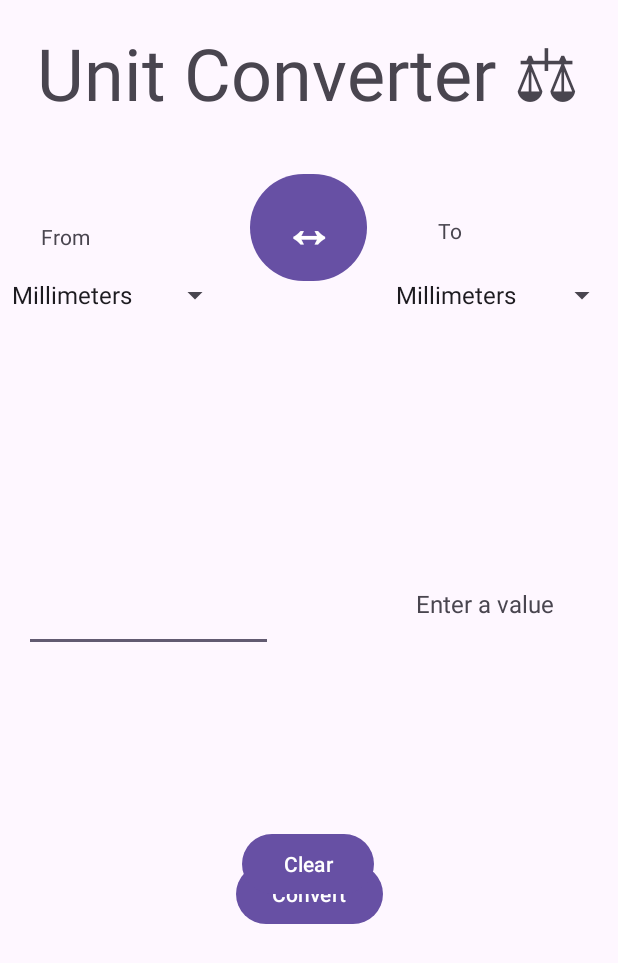
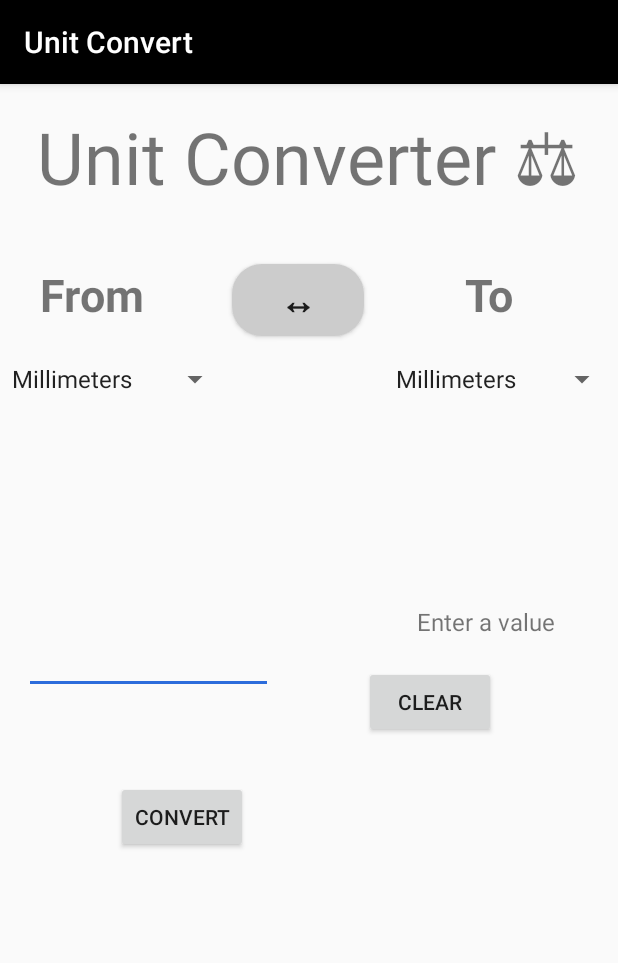
Before and after one commit to olisteveo/unit-convert-app-AwardedDistinction, an Android app: the screen it shows after launch (MainActivity), after a tap on an icon or button, on a phone screen of 412 x 824 dp. Shown: the top 963 px of the screen. Run offline under Robolectric (Android 15) with nearby library versions, the phone set to English and light mode, and no system bars; 2 other taps on this screen came first.

```diff
--- a/app/src/main/AndroidManifest.xml
+++ b/app/src/main/AndroidManifest.xml
@@ -11,7 +11,7 @@
         android:label="@string/app_name"
         android:roundIcon="@mipmap/my_icon_round"
         android:supportsRtl="true"
-        android:theme="@style/Theme.MyApp"
+        android:theme="@style/AppTheme"
         tools:targetApi="31">
         <activity
             android:name=".MainActivity"
--- a/app/src/main/java/com/example/myapp/Convertor/Converts.java
+++ b/app/src/main/java/com/example/myapp/Convertor/Converts.java
@@ -1,10 +1,15 @@
 package com.example.myapp.Convertor;
 
+// Interface representing a unit converter
 public interface Converts {
 
+    // Method to get the name of the source unit
     String from();
 
+    // Method to convert to the same unit
     Double toSelf(Double value);
+
+    // Methods to convert to various other units
     Double toMillimeters(Double value);
     Double toCentimeters(Double value);
     Double toMeters(Double value);
--- a/app/src/main/java/com/example/myapp/MainActivity.java
+++ b/app/src/main/java/com/example/myapp/MainActivity.java
@@ -15,6 +15,7 @@ import com.example.myapp.Convertor.Factory;
 
 public class MainActivity extends AppCompatActivity implements View.OnClickListener {
 
+    // UI elements
     EditText sourceInput;
     TextView sourceLabel;
     Spinner fromUnits;
@@ -44,45 +45,44 @@ public class MainActivity extends AppCompatActivity implements View.OnClickListe
 
     @Override
     public void onClick(View view) {
+        // Handle all button clicks
         if (view.getId() == R.id.btnCalculate) {
-            calculate();
+            calculate(); // Call calculate method
         } else if (view.getId() == R.id.switchUnitButton) {
-            switchUnits();
+            switchUnits(); // Call switchUnits method
         } else if (view.getId() == R.id.clearButton) {
-            clear();
+            clear(); // Call clear method
         }
     }
 
-
+    // Method to switch the selected units in the spinners
     private void switchUnits() {
-        // Swap selected units in spinners
         int unit1Index = fromUnits.getSelectedItemPosition();
         int unit2Index = toUnits.getSelectedItemPosition();
         fromUnits.setSelection(unit2Index);
         toUnits.setSelection(unit1Index);
-        calculate();
+        calculate(); // Recalculate after switching units
     }
 
-
+    // Method to calculate conversion
     private void calculate() {
         String sourceUnit = fromUnits.getSelectedItem().toString();
         String targetUnit = toUnits.getSelectedItem().toString();
         String inputText = sourceInput.getText().toString();
 
-
         if (!inputText.isEmpty()) {
             double inputValue = Double.parseDouble(inputText);
-//            double result = determineConversion(inputValue, fromUnits.getSelectedItemPosition(), toUnits.getSelectedItemPosition());
             double result = Factory.convert(inputValue, fromUnits.getSelectedItem().toString(), toUnits.getSelectedItem().toString());
-            sourceLabel.setText(String.valueOf(result));
+            String formattedResult = String.format("%.4f", result); // Limiting to 4 decimal places
+            sourceLabel.setText(formattedResult); // Update result text
         } else {
             sourceLabel.setText("Enter a value");
         }
     }
 
+    // Method to clear input value and result
     private void clear() {
-        // Clear input value and result
-        sourceInput.setText("");
-        sourceLabel.setText("");
+        sourceInput.setText(""); // Clear input field
+        sourceLabel.setText(""); // Clear result field
     }
 }
--- a/app/src/main/java/com/example/myapp/MyApp.java
+++ b/app/src/main/java/com/example/myapp/MyApp.java
@@ -5,28 +5,40 @@ import android.content.res.Configuration;
 import android.util.Log;
 
 public class MyApp extends Application {
+
+    // Tag for logging
     private static final String LOG_NAME;
+
+    // Static initializer block to set LOG_NAME
     static {
         LOG_NAME = "MyApp";
     }
+
+    // Method called when the application is created
     @Override
     public void onCreate() {
         super.onCreate();
-        Log.v(LOG_NAME, "Application created");
+        Log.v(LOG_NAME, "Application created"); // Log application creation
     }
+
+    // Method called when the configuration changes
     @Override
     public void onConfigurationChanged(Configuration config) {
         super.onConfigurationChanged(config);
-        Log.v(LOG_NAME, "Config changed");
+        Log.v(LOG_NAME, "Config changed"); // Log configuration change
     }
+
+    // Method called when the system is running low on memory
     @Override
     public void onLowMemory() {
         super.onLowMemory();
-        Log.w(LOG_NAME, "Low Memory");
+        Log.w(LOG_NAME, "Low Memory"); // Log low memory warning
     }
+
+    // Method called when the application is terminating
     @Override
     public void onTerminate() {
         super.onTerminate();
-        Log.v(LOG_NAME, "Application terminating");
+        Log.v(LOG_NAME, "Application terminating"); // Log application termination
     }
 }
--- /dev/null
+++ b/app/src/main/res/drawable/checked_state_drawable.xml
@@ -0,0 +1,7 @@
+<?xml version="1.0" encoding="utf-8"?>
+<shape xmlns:android="http://schemas.android.com/apk/res/android" android:shape="rectangle">
+    <!-- Background color for checked state (green) -->
+    <solid android:color="#4CAF50" />
+    <!-- Rounded corners for a nicer appearance -->
+    <corners android:radius="8dp" />
+</shape>
--- /dev/null
+++ b/app/src/main/res/drawable/custom_switch_background.xml
@@ -0,0 +1,8 @@
+<?xml version="1.0" encoding="utf-8"?>
+<!-- custom_switch_background.xml -->
+<selector xmlns:android="http://schemas.android.com/apk/res/android">
+    <!-- Background when switch is checked -->
+    <item android:drawable="@drawable/switch_checked_background" android:state_checked="true" />
+    <!-- Background when switch is unchecked -->
+    <item android:drawable="@drawable/switch_unchecked_background" />
+</selector>
--- /dev/null
+++ b/app/src/main/res/drawable/switch_checked_background.xml
@@ -0,0 +1,5 @@
+<?xml version="1.0" encoding="utf-8"?>
+<selector xmlns:android="http://schemas.android.com/apk/res/android">
+    <item android:drawable="@drawable/checked_state_drawable" android:state_checked="true"/>
+    <item android:drawable="@drawable/unchecked_state_drawable"/>
+</selector>
--- /dev/null
+++ b/app/src/main/res/drawable/switch_unchecked_background.xml
@@ -0,0 +1,5 @@
+<?xml version="1.0" encoding="utf-8"?>
+<shape xmlns:android="http://schemas.android.com/apk/res/android">
+    <solid android:color="@color/switchUncheckedColor" />
+    <corners android:radius="20dp" />
+</shape>
--- /dev/null
+++ b/app/src/main/res/drawable/unchecked_state_drawable.xml
@@ -0,0 +1,7 @@
+<?xml version="1.0" encoding="utf-8"?>
+<shape xmlns:android="http://schemas.android.com/apk/res/android" android:shape="rectangle">
+    <!-- Background color for unchecked state (red) -->
+    <solid android:color="#F44336" />
+    <!-- Rounded corners for a nicer appearance -->
+    <corners android:radius="8dp" />
+</shape>
--- a/app/src/main/res/layout/activity_main.xml
+++ b/app/src/main/res/layout/activity_main.xml
@@ -14,10 +14,9 @@
         android:textSize="16sp"
         app:layout_constraintBottom_toBottomOf="parent"
         app:layout_constraintEnd_toEndOf="parent"
-        app:layout_constraintHorizontal_bias="0.967"
+        app:layout_constraintHorizontal_bias="0.971"
         app:layout_constraintStart_toStartOf="parent"
-        app:layout_constraintTop_toTopOf="parent"
-        app:layout_constraintVertical_bias="0.521" />
+        app:layout_constraintTop_toTopOf="parent" />
 
     <Button
         android:id="@+id/btnCalculate"
@@ -25,10 +24,11 @@
         android:layout_height="wrap_content"
         android:text="Convert"
         app:layout_constraintBottom_toBottomOf="parent"
-        app:layout_constraintEnd_toEndOf="parent"
+        app:layout_constraintEnd_toStartOf="@id/clearButton"
+        app:layout_constraintHorizontal_bias="0.5"
         app:layout_constraintStart_toStartOf="parent"
         app:layout_constraintTop_toTopOf="parent"
-        app:layout_constraintVertical_bias="0.737" />
+        app:layout_constraintVertical_bias="0.645" />
 
     <EditText
         android:id="@+id/sourceInput"
@@ -53,22 +53,27 @@
         app:layout_constraintStart_toStartOf="parent"
         app:layout_constraintTop_toTopOf="parent" />
 
+
     <Button
         android:id="@+id/switchUnitButton"
-        android:layout_width="78dp"
-        android:layout_height="79dp"
+        android:layout_width="wrap_content"
+        android:layout_height="wrap_content"
         android:layout_marginStart="16dp"
-        android:layout_marginTop="36dp"
+        android:layout_marginTop="44dp"
         android:layout_marginEnd="16dp"
+        android:background="@drawable/custom_switch_background"
+        android:drawablePadding="4dp"
+        android:gravity="center_vertical|center_horizontal"
+        android:paddingStart="4dp"
+        android:paddingEnd="4dp"
         android:text="↔"
         android:textAlignment="center"
-        android:textSize="34sp"
+        android:textSize="24sp"
         android:textStyle="bold"
-        android:visibility="visible"
         app:layout_constraintEnd_toEndOf="parent"
-        app:layout_constraintHorizontal_bias="0.498"
+        app:layout_constraintHorizontal_bias="0.474"
         app:layout_constraintStart_toStartOf="parent"
-        app:layout_constraintTop_toBottomOf="@+id/title" />
+        app:layout_constraintTop_toBottomOf="@id/title" />
 
     <Spinner
         android:id="@+id/spinner2"
@@ -87,10 +92,10 @@
         android:layout_height="wrap_content"
         android:layout_below="@id/btnCalculate"
         android:layout_centerHorizontal="true"
-        android:layout_marginTop="552dp"
+        android:layout_marginTop="388dp"
         android:text="Clear"
         app:layout_constraintEnd_toEndOf="parent"
-        app:layout_constraintHorizontal_bias="0.498"
+        app:layout_constraintHorizontal_bias="0.749"
         app:layout_constraintStart_toStartOf="parent"
         app:layout_constraintTop_toTopOf="parent" />
 
@@ -107,23 +112,29 @@
 
     <TextView
         android:id="@+id/textView1"
-        android:layout_width="50dp"
-        android:layout_height="21dp"
-        android:layout_marginTop="148dp"
+        android:layout_width="92dp"
+        android:layout_height="43dp"
+        android:layout_marginTop="120dp"
         android:text="From"
+        android:textAlignment="center"
+        android:textSize="30sp"
+        android:textStyle="bold"
         app:layout_constraintEnd_toEndOf="parent"
-        app:layout_constraintHorizontal_bias="0.076"
+        app:layout_constraintHorizontal_bias="0.046"
         app:layout_constraintStart_toStartOf="parent"
         app:layout_constraintTop_toTopOf="parent" />
 
     <TextView
         android:id="@+id/textView2"
-        android:layout_width="35dp"
-        android:layout_height="24dp"
-        android:layout_marginTop="144dp"
+        android:layout_width="77dp"
+        android:layout_height="42dp"
+        android:layout_marginTop="120dp"
         android:text="To"
+        android:textAlignment="center"
+        android:textSize="30sp"
+        android:textStyle="bold"
         app:layout_constraintEnd_toEndOf="parent"
-        app:layout_constraintHorizontal_bias="0.776"
+        app:layout_constraintHorizontal_bias="0.859"
         app:layout_constraintStart_toStartOf="parent"
         app:layout_constraintTop_toTopOf="parent" />
 
--- a/app/src/main/res/values/colors.xml
+++ b/app/src/main/res/values/colors.xml
@@ -1,9 +1,11 @@
 <?xml version="1.0" encoding="utf-8"?>
 <resources>
-    <color name="black">#FF000000</color>
-    <color name="white">#FFFFFFFF</color>
-    <color name="green">#00FF00</color> <!-- Example shade of green -->
-    <color name="button_background_color">#FF5722</color> <!-- Example background color -->
-    <color name="button_text_color">#FFFFFF</color> <!-- Example text color -->
-
+    <!-- Custom colors -->
+    <color name="background_color">#FFFFFF</color>
+    <color name="primary_text_color">#000000</color>
+    <color name="accent_color">#2C6CDB</color>
+    <color name="spinner_background_color">#E0E0E0</color>
+    <color name="switch_background_color">#CCCCCC</color>
+    <color name="switch_text_color">#FFFFFF</color>
+    <color name="switchUncheckedColor">#CCCCCC</color>
 </resources>
--- /dev/null
+++ b/app/src/main/res/values/styles.xml
@@ -0,0 +1,21 @@
+<?xml version="1.0" encoding="utf-8"?>
+<resources>
+    <!-- Base application theme -->
+    <style name="AppTheme" parent="Theme.AppCompat.Light.DarkActionBar">
+        <!-- Customize your theme here -->
+        <item name="colorPrimary">@color/primary_text_color</item>
+        <item name="colorPrimaryDark">@color/primary_text_color</item>
+        <item name="colorAccent">@color/accent_color</item>
+    </style>
+
+    <!-- Custom spinner style -->
+    <style name="SpinnerStyle" parent="Widget.AppCompat.Spinner">
+        <item name="android:background">@drawable/custom_spinner_background</item>
+    </style>
+
+    <!-- Custom switch button style -->
+    <style name="SwitchButtonStyle" parent="Widget.AppCompat.Button">
+        <item name="android:background">@drawable/custom_switch_background</item>
+        <item name="android:textColor">@color/switch_text_color</item>
+    </style>
+</resources>
```
Also changed, not shown: app/src/main/java/com/example/myapp/Convertor/Factory.java (+11 -4 lines), app/src/main/java/com/example/myapp/Convertor/Millimeter.java (+15 -7 lines), app/src/main/res/drawable/custom_spinner_background.xml (added, +7 -0 lines).
